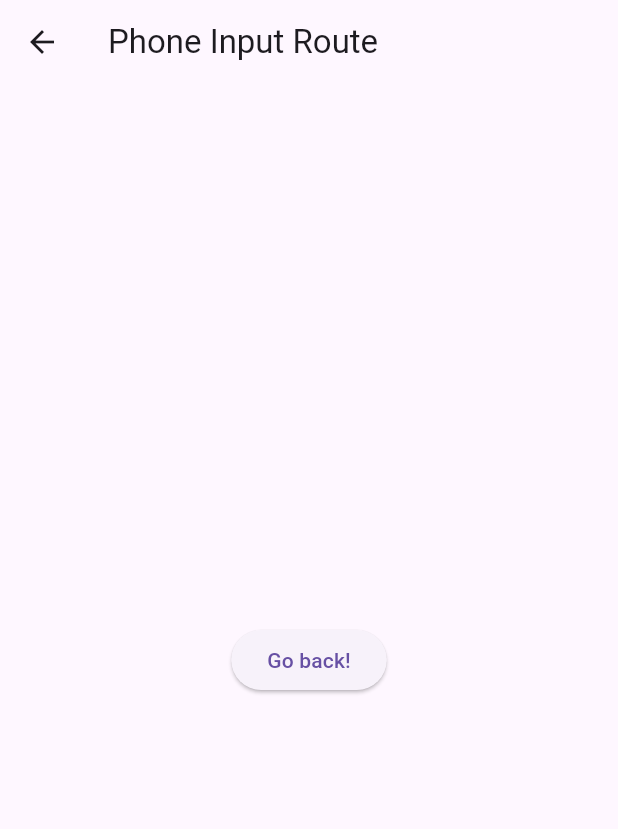
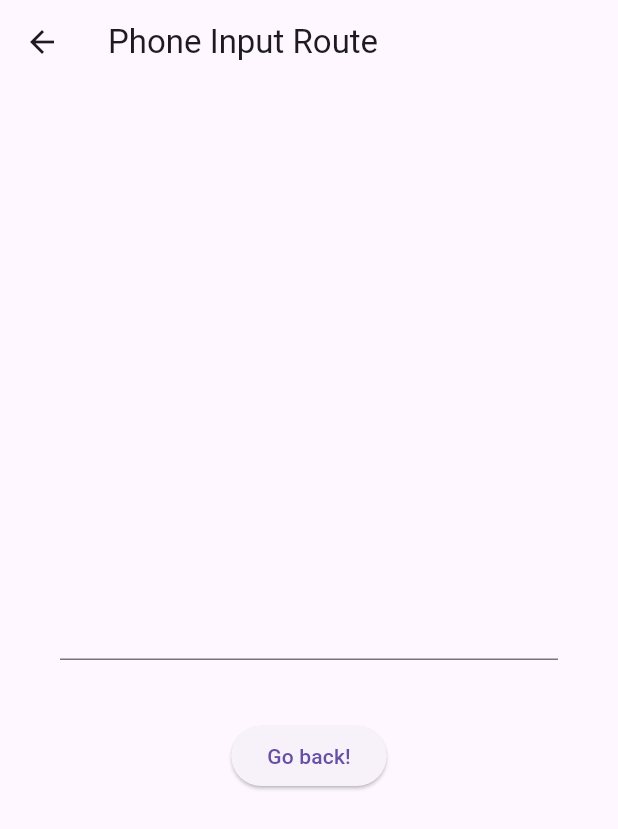
Before and after one commit to saif-bayyari/Felinder-Flutter-Mobile-App-, a Flutter app: the screen it shows after launch, after a tap on "SIGN IN WITH PHONE", on a phone screen of 412 x 824 dp. Shown: the top 829 px of the screen. Run offline on Flutter 3.47's test engine with Material 3 defaults, Android fonts, the phone set to English and light mode, and no system bars; our stand-ins replace form_builder_validators, mask_text_input_formatter; missing offline and left inert: mesh_gradient.

Commit message:
phone input validation 1st implementation

```diff
--- a/lib/screens/home_screen.dart
+++ b/lib/screens/home_screen.dart
@@ -26,7 +26,16 @@ class HomeScreen extends StatelessWidget {
           mainAxisAlignment: MainAxisAlignment.center,
           crossAxisAlignment: CrossAxisAlignment.center,
           children: [
-            //TODO: eventually we are gonna have to just design a logo in photoshop instead of hardcoding one with flutter widgets
+
+            Center(child: Image(image: AssetImage(""
+                "images/Felinder_Logo.png")
+
+              ,
+
+             width: 150,    height: 150, )
+
+              ,),
+            //TODO: eventually we are gonna have to just design the logo text in photoshop instead of hardcoding one with flutter widgets
             Center(
               child: Text(
                 'Felinder',
--- a/lib/screens/phone_input_screen.dart
+++ b/lib/screens/phone_input_screen.dart
@@ -1,5 +1,15 @@
 import 'package:flutter/material.dart';
+import 'package:flutter/services.dart';
 import '../routes.dart';
+import '../custom_widgets/social_sign_in_card.dart';
+import 'package:form_builder_validators/form_builder_validators.dart';
+import 'package:mask_text_input_formatter/mask_text_input_formatter.dart';
+
+final phoneFormatter = MaskTextInputFormatter(
+  mask: '(###) ###-####',
+  filter: {"#": RegExp(r'[0-9]')}, // Only allows digits in # positions
+);
+
 
 class PhoneInput extends StatelessWidget {
   const PhoneInput({super.key});
@@ -8,7 +18,23 @@ class PhoneInput extends StatelessWidget {
   Widget build(BuildContext context) {
     return Scaffold(
       appBar: AppBar(title: const Text('Phone Input Route')),
-      body: Center(
+      body: Column(
+        mainAxisAlignment: MainAxisAlignment.center,
+        children: [
+          Center(
+            child: Padding(
+              padding: const EdgeInsets.all(40.0),
+              child:TextFormField(
+                keyboardType: TextInputType.phone,
+                inputFormatters: [phoneFormatter],
+                validator: FormBuilderValidators.required(),
+              )
+            ),
+
+
+
+          ),
+          Center(
             child: ElevatedButton(
               onPressed: () {
                 // Navigate back to first route when tapped.
@@ -17,6 +43,8 @@ class PhoneInput extends StatelessWidget {
               child: const Text('Go back!'),
             ),
           ),
+        ],
+      ),
     );
   }
 }
--- a/pubspec.yaml
+++ b/pubspec.yaml
@@ -18,6 +18,8 @@ dependencies:
   uuid: ^4.2.1
 
   cupertino_icons: ^1.0.8
+  form_builder_validators: ^11.2.0
+  mask_text_input_formatter: ^2.9.0
 
 dev_dependencies:
   flutter_test:
```
Also changed, not shown: pubspec.lock. Lines whose indentation alone changed are shown as unchanged.
